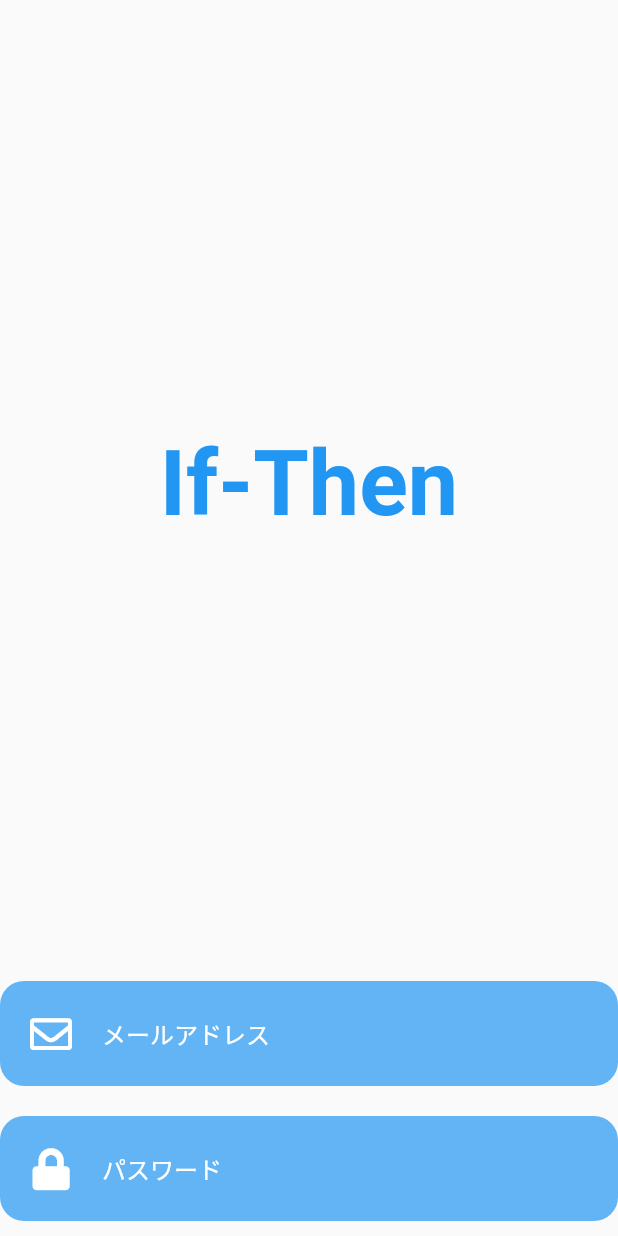
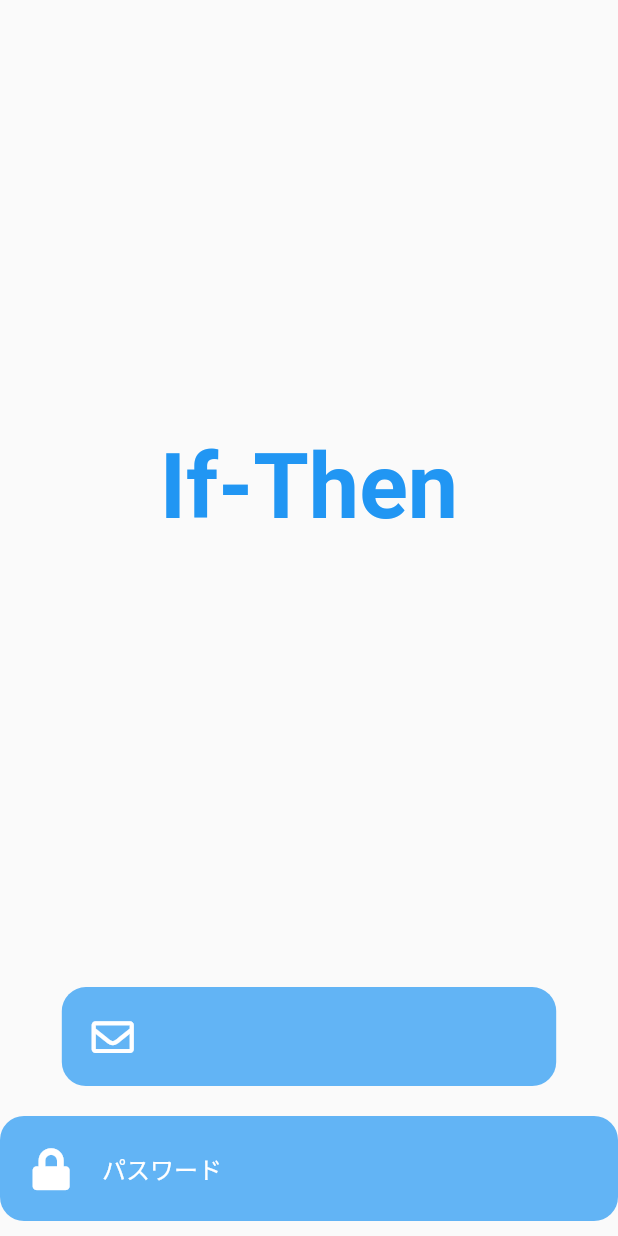
Before and after one commit to shimizu-saffle/if_then_app, a Flutter app: the screen it shows after launch, on a phone screen of 412 x 824 dp. Run offline on Flutter 3.47's test engine with Material 2 defaults, Android fonts, the phone set to English and light mode, and no system bars; our stand-ins replace cloud_firestore, firebase_auth, firebase_core, flutter_riverpod, font_awesome_flutter; accounts and stored records are empty.

Commit message:
extract widgetからTextInputFieldクラスを作成

```diff
--- a/lib/main.dart
+++ b/lib/main.dart
@@ -19,7 +19,7 @@ class MyApp extends StatelessWidget {
   Widget build(BuildContext context) {
     return MaterialApp(
       title: 'If-Then',
-      home: TextInputField(),
+      home: EntrancePage(),
       // home: HomePage(),
     );
   }
--- a/lib/views/entrance_page.dart
+++ b/lib/views/entrance_page.dart
@@ -18,38 +18,7 @@ class EntrancePage extends StatelessWidget {
               ),
             ),
           ),
-          Padding(
-            padding: const EdgeInsets.symmetric(vertical: 10.0),
-            child: Container(
-              height: 70,
-              decoration: BoxDecoration(
-                color: Colors.blue.withOpacity(0.7),
-                borderRadius: BorderRadius.circular(16),
-              ),
-              child: Center(
-                child: TextField(
-                  decoration: InputDecoration(
-                    border: InputBorder.none,
-                    prefixIcon: Padding(
-                      padding: const EdgeInsets.symmetric(
-                        horizontal: 20.0,
-                      ),
-                      child: Icon(
-                        FontAwesomeIcons.envelope,
-                        size: 28,
-                        color: Colors.white,
-                      ),
-                    ),
-                    hintText: 'メールアドレス',
-                    hintStyle: TextStyle(color: Colors.white),
-                  ),
-                  style: TextStyle(color: Colors.white),
-                  keyboardType: TextInputType.emailAddress,
-                  textInputAction: TextInputAction.next,
-                ),
-              ),
-            ),
-          ),
+          TextInputField(),
           Padding(
             padding: const EdgeInsets.symmetric(vertical: 10.0),
             child: Container(
@@ -92,28 +61,25 @@ class EntrancePage extends StatelessWidget {
 class TextInputField extends StatelessWidget {
   const TextInputField({
     Key? key,
+    this.icon,
+    this.hint,
+    this.inputType,
+    this.inputAction,
   }) : super(key: key);
+
+  final IconData? icon;
+  final String? hint;
+  final TextInputType? inputType;
+  final TextInputAction? inputAction;
 
   @override
   Widget build(BuildContext context) {
-    return Scaffold(
-      body: Column(
-        children: [
-          Flexible(
-            child: Center(
-              child: Text(
-                'If-Then',
-                style: TextStyle(
-                    color: Colors.blue,
-                    fontSize: 60,
-                    fontWeight: FontWeight.bold),
-              ),
-            ),
-          ),
-          Padding(
+    Size size = MediaQuery.of(context).size;
+    return Padding(
       padding: const EdgeInsets.symmetric(vertical: 10.0),
       child: Container(
-              height: 70,
+        height: size.height * 0.08,
+        width: size.width * 0.8,
         decoration: BoxDecoration(
           color: Colors.blue.withOpacity(0.7),
           borderRadius: BorderRadius.circular(16),
@@ -132,51 +98,15 @@ class TextInputField extends StatelessWidget {
                   color: Colors.white,
                 ),
               ),
-                    hintText: 'メールアドレス',
+              hintText: hint,
               hintStyle: TextStyle(color: Colors.white),
             ),
             style: TextStyle(color: Colors.white),
-                  keyboardType: TextInputType.emailAddress,
+            keyboardType: inputType,
             textInputAction: TextInputAction.next,
           ),
         ),
       ),
-          ),
-          Padding(
-            padding: const EdgeInsets.symmetric(vertical: 10.0),
-            child: Container(
-              height: 70,
-              decoration: BoxDecoration(
-                color: Colors.blue.withOpacity(0.7),
-                borderRadius: BorderRadius.circular(16),
-              ),
-              child: Center(
-                child: TextField(
-                  decoration: InputDecoration(
-                    border: InputBorder.none,
-                    prefixIcon: Padding(
-                      padding: const EdgeInsets.symmetric(
-                        horizontal: 20.0,
-                      ),
-                      child: Icon(
-                        FontAwesomeIcons.lock,
-                        size: 28,
-                        color: Colors.white,
-                      ),
-                    ),
-                    hintText: 'パスワード',
-                    hintStyle: TextStyle(color: Colors.white),
-                  ),
-                  obscureText: true,
-                  style: TextStyle(color: Colors.white),
-                  keyboardType: TextInputType.name,
-                  textInputAction: TextInputAction.done,
-                ),
-              ),
-            ),
-          ),
-        ],
-      ),
     );
   }
 }
```
Lines whose indentation alone changed are shown as unchanged.
